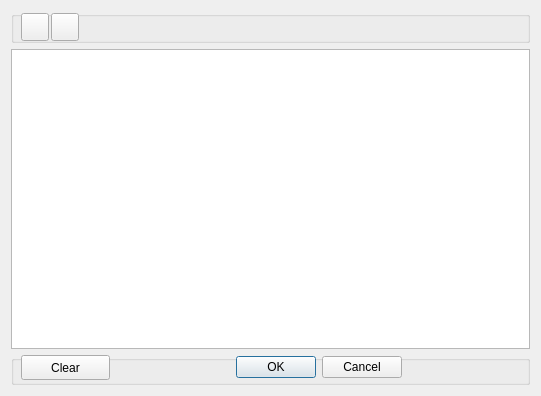
Old version of the form src/GUI_UIs/ui_dialog_memo.ui in the repository ccbogel/QualCoder.
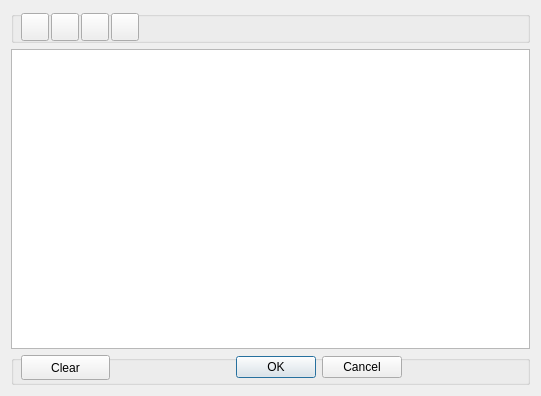
New version of the form.

```diff
--- a/src/GUI_UIs/ui_dialog_memo.ui
+++ b/src/GUI_UIs/ui_dialog_memo.ui
@@ -63,6 +63,38 @@
        <string/>
       </property>
      </widget>
+     <widget class="QPushButton" name="pushButton_insert_reference">
+      <property name="geometry">
+       <rect>
+        <x>70</x>
+        <y>2</y>
+        <width>28</width>
+        <height>28</height>
+       </rect>
+      </property>
+      <property name="toolTip">
+       <string>Insert a bibliographic reference linked to this item</string>
+      </property>
+      <property name="text">
+       <string/>
+      </property>
+     </widget>
+     <widget class="QPushButton" name="pushButton_export_odt">
+      <property name="geometry">
+       <rect>
+        <x>100</x>
+        <y>2</y>
+        <width>28</width>
+        <height>28</height>
+       </rect>
+      </property>
+      <property name="toolTip">
+       <string>Export memo as ODT file</string>
+      </property>
+      <property name="text">
+       <string/>
+      </property>
+     </widget>
     </widget>
    </item>
    <item row="1" column="0">
```
